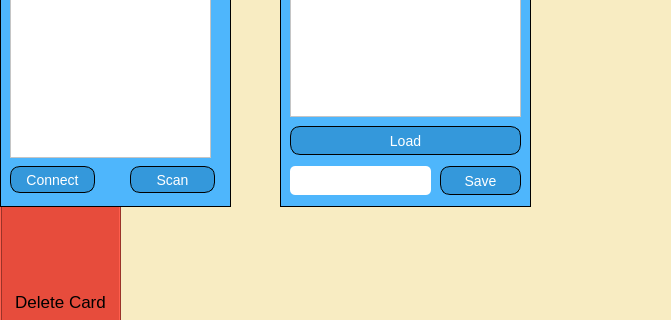
First picture: the form in Code/iplanpy.ui, repository Peacecake/ITT-Abschlussprojekt, before the edit; both pictures show x 0 to 671 and y 184 to 504 of the 1234 by 821 pixel window.
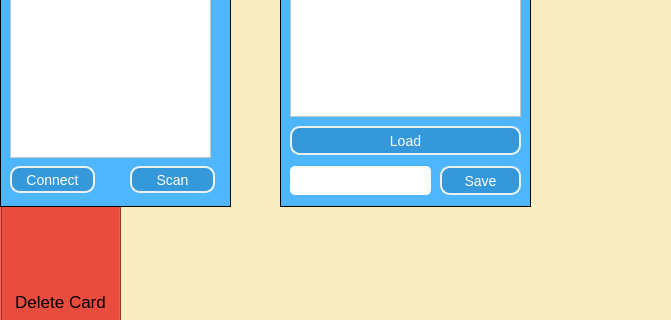
Second picture: the form after the edit.

Commit message: forgot something

```diff
--- a/Code/iplanpy.ui
+++ b/Code/iplanpy.ui
@@ -63,7 +63,7 @@
     <property name="styleSheet">
      <string notr="true">QPushButton {
 background-color: #3498db;
-border: 1px solid black;
+border: 2px solid #ecf0f1;
 border-radius: 10px;
 color: white;
 font-size: 14px;
@@ -115,7 +115,7 @@
     <property name="styleSheet">
      <string notr="true">QPushButton {
 background-color: #3498db;
-border: 1px solid black;
+border: 2px solid #ecf0f1;
 border-radius: 10px;
 color: white;
 font-size: 14px;
@@ -192,7 +192,7 @@
     <property name="styleSheet">
      <string notr="true">QPushButton {
 background-color: #3498db;
-border: 1px solid black;
+border: 2px solid #ecf0f1;
 border-radius: 10px;
 color: white;
 font-size: 14px;
@@ -238,7 +238,7 @@
     <property name="styleSheet">
      <string notr="true">QPushButton {
 background-color: #3498db;
-border: 1px solid black;
+border: 2px solid #ecf0f1;
 border-radius: 10px;
 color: white;
 font-size: 14px;
```
Left out of the diff: 8 changed lines with no effect on the pictures.
